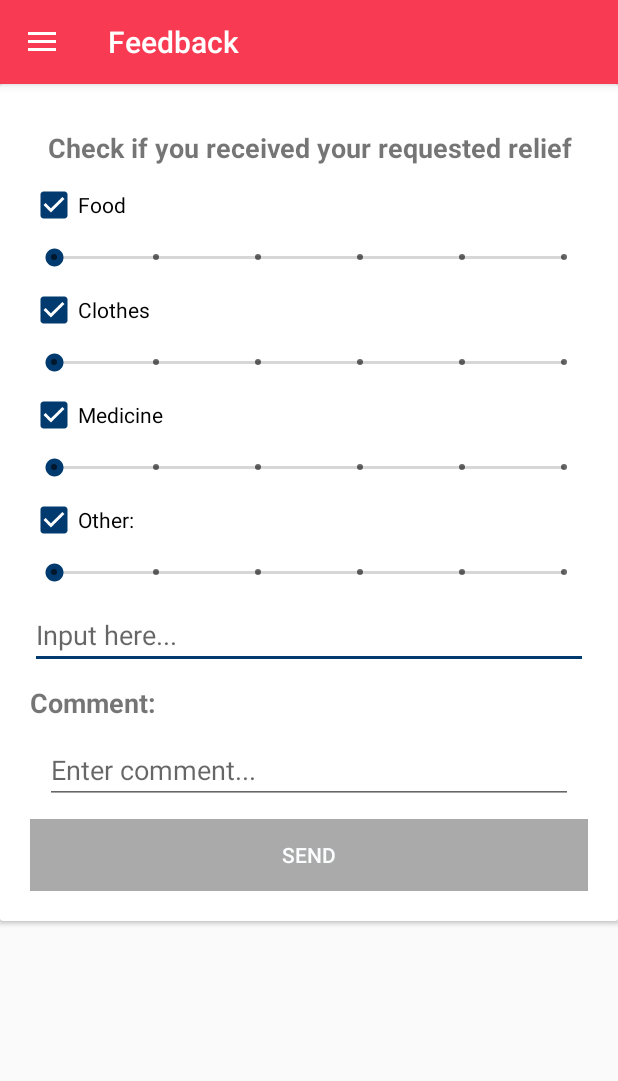
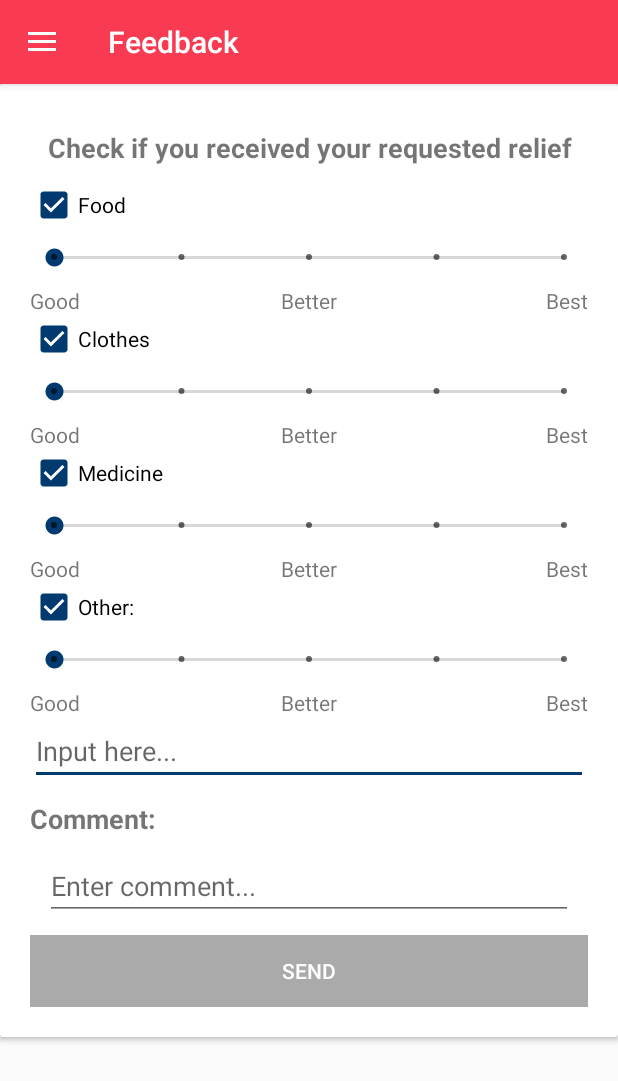
Before and after one commit to nicholaivillegas/isgp, an Android app: the screen it shows after launch once a user with an empty profile is signed in (MainActivity), in the side drawer, after a tap on "Feedback", on a phone screen of 412 x 824 dp. Shown: the top 1081 px of the screen. Run offline under Robolectric (Android 15) with nearby library versions, the phone set to English and light mode, and no system bars; our stand-ins replace ButterKnife, Firebase (no records; nobody signed in at launch, a user with empty details on screens opened directly).

Commit message:
Main Changes: - UI Changes

```diff
--- a/app/src/main/java/com/androidapp/isagip/MapsActivity.java
+++ b/app/src/main/java/com/androidapp/isagip/MapsActivity.java
@@ -22,6 +22,7 @@ import com.google.android.gms.maps.CameraUpdateFactory;
 import com.google.android.gms.maps.GoogleMap;
 import com.google.android.gms.maps.OnMapReadyCallback;
 import com.google.android.gms.maps.SupportMapFragment;
+import com.google.android.gms.maps.model.BitmapDescriptorFactory;
 import com.google.android.gms.maps.model.LatLng;
 import com.google.android.gms.maps.model.MarkerOptions;
 import com.google.firebase.database.ChildEventListener;
@@ -114,7 +115,7 @@ public class MapsActivity extends AppCompatActivity implements OnMapReadyCallbac
                         Request model = dataSnapshot.getValue(Request.class);
                         if (model.getStatus().equals("requested")) {
                             LatLng marker = new LatLng(Double.parseDouble(model.getLatitude()), Double.parseDouble(model.getLongitude()));
-                            mMap.addMarker(new MarkerOptions().position(marker).title(model.getLocation()));
+                            mMap.addMarker(new MarkerOptions().position(marker).title(model.getLocation()).icon(BitmapDescriptorFactory.defaultMarker(BitmapDescriptorFactory.HUE_BLUE)));
                             mMap.moveCamera(CameraUpdateFactory.newLatLng(marker));
                             if (model.getFood().equals("true")) {
                                 foodCounter++;
@@ -210,6 +211,8 @@ public class MapsActivity extends AppCompatActivity implements OnMapReadyCallbac
                             mMap.moveCamera(center);
                             CameraUpdate zoom = CameraUpdateFactory.zoomTo(8.0f);
                             mMap.animateCamera(zoom);
+                            LatLng marker = new LatLng(model.getLatitude(), model.getLongitude());
+                            mMap.addMarker(new MarkerOptions().position(marker).title(model.getLocation()).icon(BitmapDescriptorFactory.defaultMarker(BitmapDescriptorFactory.HUE_RED)));
                         } else {
                             CameraUpdate center = CameraUpdateFactory.newLatLng(new LatLng(12.879721, 121.774017));
                             CameraUpdate zoom = CameraUpdateFactory.zoomTo(5.0f);
@@ -268,7 +271,8 @@ public class MapsActivity extends AppCompatActivity implements OnMapReadyCallbac
                     }
                     CameraUpdate center = CameraUpdateFactory.newLatLng(new LatLng(12.879721, 121.774017));
                     CameraUpdate zoom = CameraUpdateFactory.zoomTo(5.0f);
-
+                    LatLng marker = new LatLng(model.getLatitude(), model.getLongitude());
+                    mMap.addMarker(new MarkerOptions().position(marker).title(model.getLocation()).icon(BitmapDescriptorFactory.defaultMarker(BitmapDescriptorFactory.HUE_RED)));
                     mMap.moveCamera(center);
                     mMap.animateCamera(zoom);
                 }
--- a/app/src/main/res/layout/fragment_feedback.xml
+++ b/app/src/main/res/layout/fragment_feedback.xml
@@ -38,8 +38,38 @@
                 android:layout_height="wrap_content"
                 android:layout_marginBottom="10dp"
                 android:layout_marginTop="10dp"
-                android:max="5"
+                android:max="4"
                 android:progress="0" />
+
+            <LinearLayout
+                android:layout_width="match_parent"
+                android:layout_height="wrap_content"
+                android:orientation="horizontal"
+                android:weightSum="3">
+
+                <TextView
+                    android:layout_width="0dp"
+                    android:layout_height="wrap_content"
+                    android:layout_weight="1"
+                    android:gravity="left"
+                    android:text="Good" />
+
+                <TextView
+                    android:layout_width="0dp"
+                    android:layout_height="wrap_content"
+                    android:layout_weight="1"
+                    android:gravity="center"
+                    android:text="Better" />
+
+                <TextView
+                    android:layout_width="0dp"
+                    android:layout_height="wrap_content"
+                    android:layout_weight="1"
+                    android:gravity="right"
+                    android:text="Best" />
+
+
+            </LinearLayout>
 
             <CheckBox
                 android:id="@+id/check_clothes"
@@ -56,8 +86,39 @@
                 android:layout_height="wrap_content"
                 android:layout_marginBottom="10dp"
                 android:layout_marginTop="10dp"
-                android:max="5"
+                android:max="4"
                 android:progress="0" />
+
+            <LinearLayout
+                android:layout_width="match_parent"
+                android:layout_height="wrap_content"
+                android:orientation="horizontal"
+                android:weightSum="3">
+
+                <TextView
+                    android:layout_width="0dp"
+                    android:layout_height="wrap_content"
+                    android:layout_weight="1"
+                    android:gravity="left"
+                    android:text="Good" />
+
+                <TextView
+                    android:layout_width="0dp"
+                    android:layout_height="wrap_content"
+                    android:layout_weight="1"
+                    android:gravity="center"
+                    android:text="Better" />
+
+                <TextView
+                    android:layout_width="0dp"
+                    android:layout_height="wrap_content"
+                    android:layout_weight="1"
+                    android:gravity="right"
+                    android:text="Best" />
+
+
+            </LinearLayout>
+
 
             <CheckBox
                 android:id="@+id/check_medicine"
@@ -74,8 +135,39 @@
                 android:layout_height="wrap_content"
                 android:layout_marginBottom="10dp"
                 android:layout_marginTop="10dp"
-                android:max="5"
+                android:max="4"
                 android:progress="0" />
+
+            <LinearLayout
+                android:layout_width="match_parent"
+                android:layout_height="wrap_content"
+                android:orientation="horizontal"
+                android:weightSum="3">
+
+                <TextView
+                    android:layout_width="0dp"
+                    android:layout_height="wrap_content"
+                    android:layout_weight="1"
+                    android:gravity="left"
+                    android:text="Good" />
+
+                <TextView
+                    android:layout_width="0dp"
+                    android:layout_height="wrap_content"
+                    android:layout_weight="1"
+                    android:gravity="center"
+                    android:text="Better" />
+
+                <TextView
+                    android:layout_width="0dp"
+                    android:layout_height="wrap_content"
+                    android:layout_weight="1"
+                    android:gravity="right"
+                    android:text="Best" />
+
+
+            </LinearLayout>
+
 
             <CheckBox
                 android:id="@+id/check_other"
@@ -92,8 +184,39 @@
                 android:layout_height="wrap_content"
                 android:layout_marginBottom="10dp"
                 android:layout_marginTop="10dp"
-                android:max="5"
+                android:max="4"
                 android:progress="0" />
+
+            <LinearLayout
+                android:layout_width="match_parent"
+                android:layout_height="wrap_content"
+                android:orientation="horizontal"
+                android:weightSum="3">
+
+                <TextView
+                    android:layout_width="0dp"
+                    android:layout_height="wrap_content"
+                    android:layout_weight="1"
+                    android:gravity="left"
+                    android:text="Good" />
+
+                <TextView
+                    android:layout_width="0dp"
+                    android:layout_height="wrap_content"
+                    android:layout_weight="1"
+                    android:gravity="center"
+                    android:text="Better" />
+
+                <TextView
+                    android:layout_width="0dp"
+                    android:layout_height="wrap_content"
+                    android:layout_weight="1"
+                    android:gravity="right"
+                    android:text="Best" />
+
+
+            </LinearLayout>
+
 
             <EditText
                 android:id="@+id/edit_other"
```
